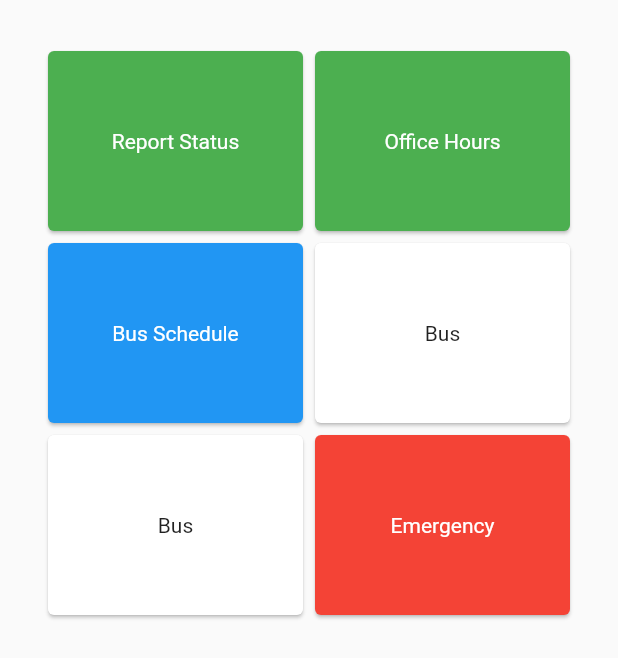
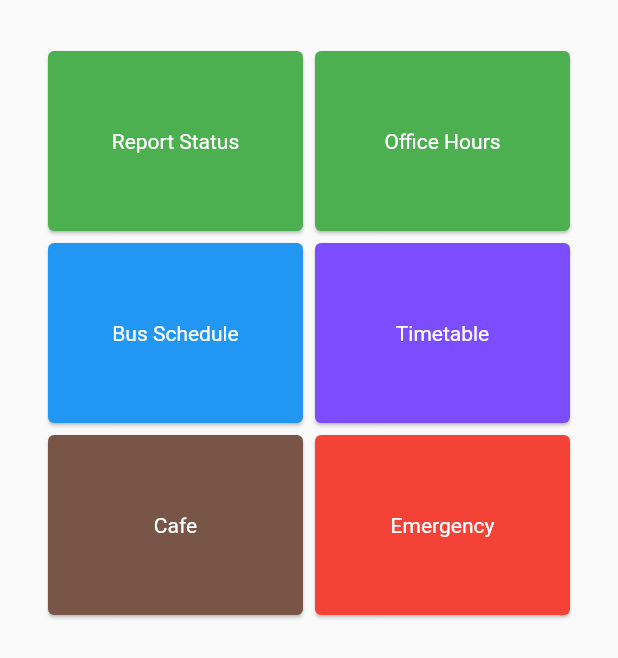
Before and after one commit to ahmdirfnz/Hostel-Management-System, a Flutter app: the FacilitiesPage widget shown alone on an empty page, opened directly, on a phone screen of 412 x 824 dp. Shown: the top 658 px of the screen. Run offline on Flutter 3.47's test engine with Material 2 defaults, Android fonts, the phone set to English and light mode, and no system bars; our stand-ins replace cloud_firestore, file_picker, firebase_auth, firebase_core, firebase_storage, modal_progress_hud and 2 more; missing offline and left inert: dart:html; accounts and stored records are empty.

Commit message:
update color

```diff
--- a/lib/facility_page.dart
+++ b/lib/facility_page.dart
@@ -66,12 +66,13 @@ class _FacilitiesPageState extends State<FacilitiesPage> {
                       ),
                     ),
                     Card(
+                      color: Colors.deepPurpleAccent,
                       child: InkWell(
                         onTap: () {
                           print("tapped");
                         },
                         child: const SizedBox(
-                          child: Center(child: Text('Bus')),
+                          child: Center(child: Text('Timetable', style: TextStyle(color: Colors.white),)),
                           width: 170.0,
                           height: 120.0,
                         ),
@@ -83,12 +84,13 @@ class _FacilitiesPageState extends State<FacilitiesPage> {
                   mainAxisAlignment: MainAxisAlignment.center,
                   children: [
                     Card(
+                      color: Colors.brown,
                       child: InkWell(
                         onTap: () {
                           print("tapped");
                         },
                         child: const SizedBox(
-                          child: Center(child: Text('Bus')),
+                          child: Center(child: Text('Cafe', style: TextStyle(color: Colors.white),)),
                           width: 170.0,
                           height: 120.0,
                         ),
```
Also changed, not shown: lib/home_screen.dart (+93 -36 lines).
